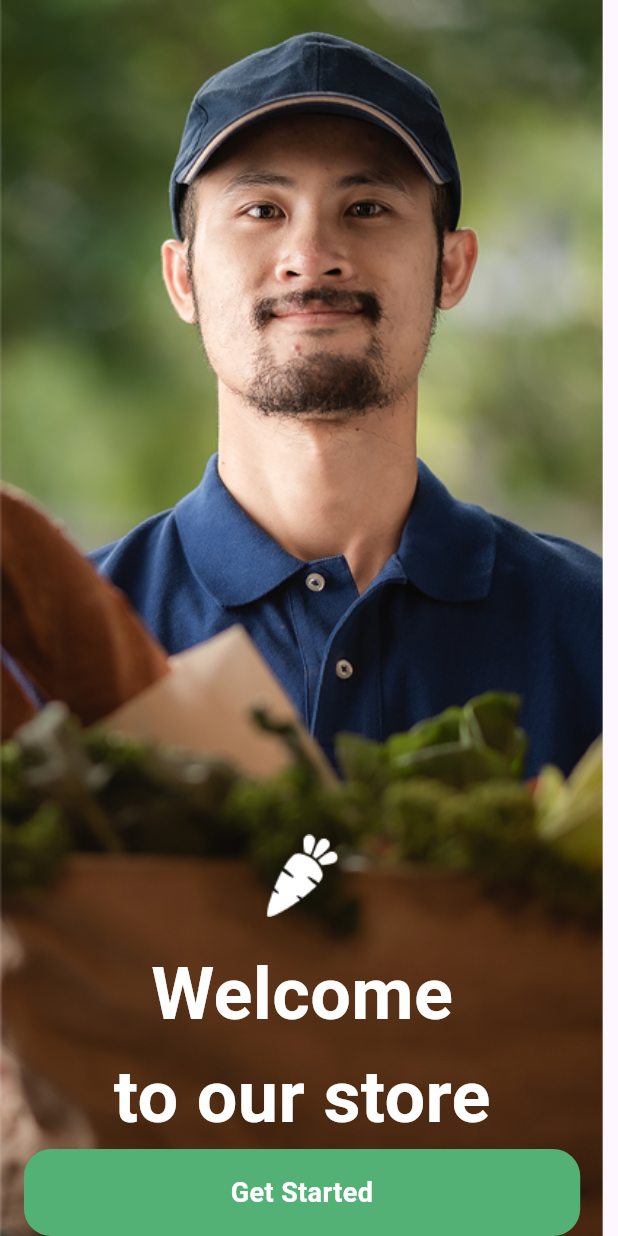
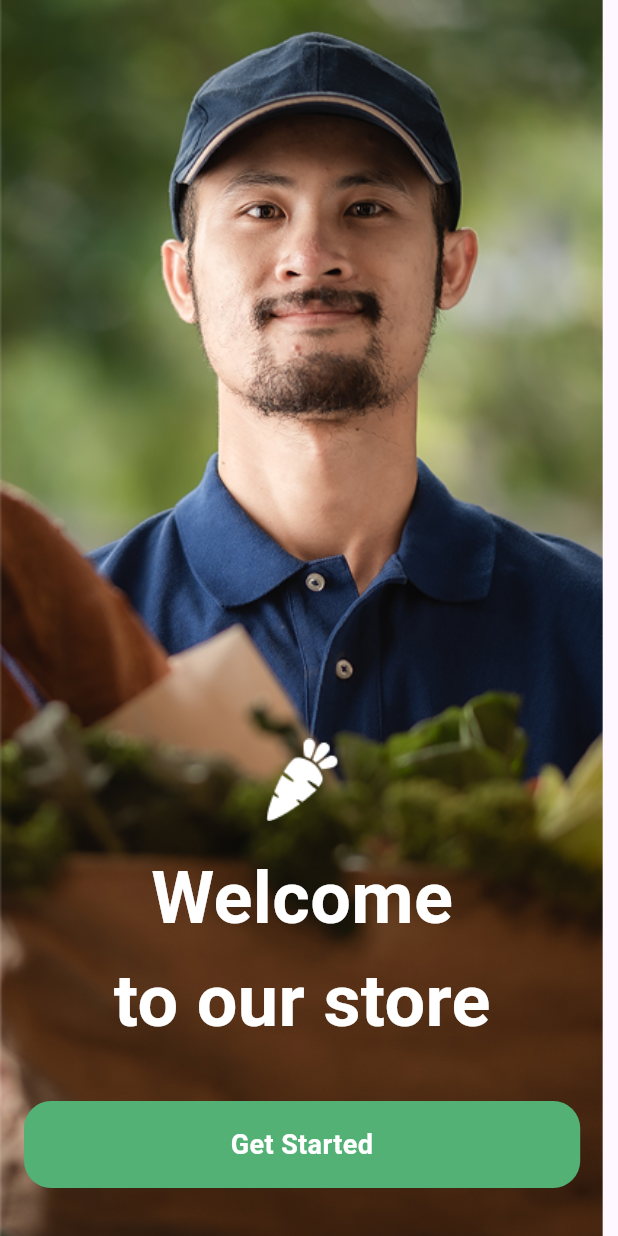
Before and after one commit to ThienNguyen1406/foodapp-delivery, a Flutter app: the screen it shows after launch, on a phone screen of 412 x 824 dp. Run offline on Flutter 3.47's test engine with Material 3 defaults, Android fonts, the phone set to English and light mode, and no system bars; our stand-ins replace firebase_core, font_awesome_flutter, pin_code_fields; accounts and stored records are empty; Roboto replaces fonts that are missing (lib/res/theme/fonts/Gilroy-Black.ttf).

Commit message:
new update

```diff
--- a/lib/widget/bassic_button.dart
+++ b/lib/widget/bassic_button.dart
@@ -9,6 +9,8 @@ class BassicButton extends StatelessWidget {
   @override
   Widget build(BuildContext context) {
     return Container(
+      padding: EdgeInsets.symmetric(vertical: 32),
+      child: Container(
         padding: EdgeInsets.symmetric(vertical: 16),
         width: MediaQuery.of(context).size.width*0.9,
         decoration: BoxDecoration(
@@ -20,6 +22,7 @@ class BassicButton extends StatelessWidget {
           style: AppFonts.GilroyBasic600(18, AppColors.white_Color),
           textAlign: TextAlign.center,
         ),
+      ),
     );
   }
 }
```
Lines whose indentation alone changed are shown as unchanged.
